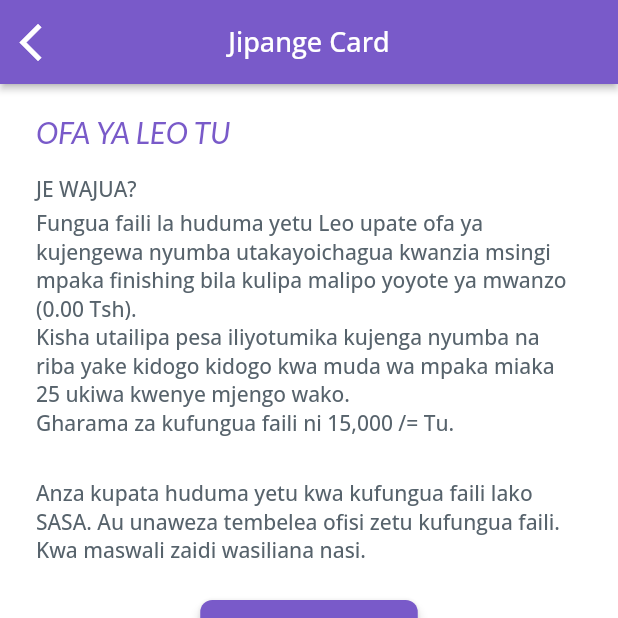
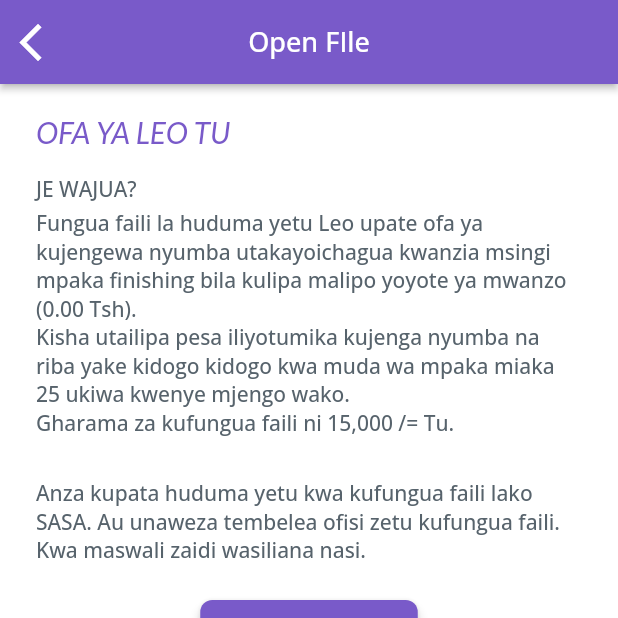
Before and after one commit to enecode99/dala_app, a Flutter app: the CardPageWidget screen opened directly, on a phone screen of 412 x 824 dp, the top half of it. Run offline on Flutter 3.47's test engine with Material 2 defaults, Android fonts, the phone set to English and light mode, and no system bars; drawn by our look-alikes of auto_size_text; our stand-ins replace built_collection, built_value, cached_network_image, cloud_firestore, easy_debounce, equatable and 19 more; missing offline and left inert: json_path, mime_type, youtube_plyr_iframe; accounts and stored records are empty; generated files the repository leaves out were written again; Roboto replaces fonts that are missing (Lexend Deca).

Commit message:
app updates

```diff
--- a/dala/lib/card_page/card_page_widget.dart
+++ b/dala/lib/card_page/card_page_widget.dart
@@ -43,7 +43,7 @@ class _CardPageWidgetState extends State<CardPageWidget> {
         ),
         title: Text(
           FFLocalizations.of(context).getText(
-            'd9qq8088' /* Kadi ya Jipange  */,
+            'd9qq8088' /* Fungua File */,
           ),
           style: FlutterFlowTheme.of(context).title2.override(
                 fontFamily: 'Open Sans',
--- a/dala/lib/flutter_flow/internationalization.dart
+++ b/dala/lib/flutter_flow/internationalization.dart
@@ -1445,8 +1445,8 @@ final kTranslationsMap = <Map<String, Map<String, String>>>[
       'en': 'FUNGUA FAILI',
     },
     'd9qq8088': {
-      'sw': 'Kadi ya Jipange ',
-      'en': 'Jipange Card',
+      'sw': 'Fungua File',
+      'en': 'Open FIle',
     },
     'xcj6i6ns': {
       'sw': 'Home',
@@ -1456,8 +1456,8 @@ final kTranslationsMap = <Map<String, Map<String, String>>>[
   // MyCardPage
   {
     '8n3nnne5': {
-      'sw': 'Kadi Yangu',
-      'en': 'My Card',
+      'sw': 'Faili Langu',
+      'en': 'My File',
     },
     'zxkjnhq0': {
       'sw': 'Home',
--- a/dala/lib/my_card_page/my_card_page_widget.dart
+++ b/dala/lib/my_card_page/my_card_page_widget.dart
@@ -45,7 +45,7 @@ class _MyCardPageWidgetState extends State<MyCardPageWidget> {
         ),
         title: Text(
           FFLocalizations.of(context).getText(
-            '8n3nnne5' /* Kadi Yangu */,
+            '8n3nnne5' /* Faili Langu */,
           ),
           style: FlutterFlowTheme.of(context).title2.override(
                 fontFamily: 'Open Sans',
```
Also changed, not shown: dala/pubspec.yaml (+1 -7 lines), 1 other file.
